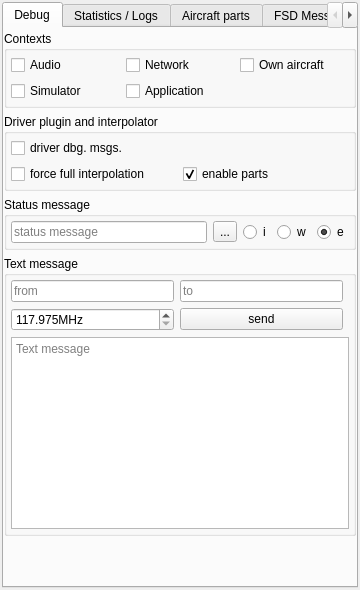
Qt form src/blackgui/components/internalscomponent.ui (swift-project/pilotclient) before a commit.
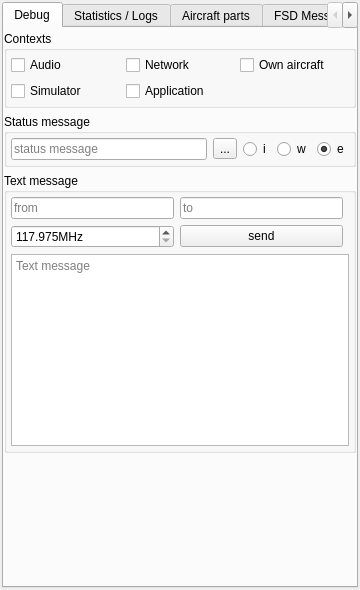
The same form after that commit. The open tabs and pages were chosen to show the change. Icons and pictures are not drawn. Custom widgets are drawn as their Qt base class.

Commit message:
Ref T259, Ref T243 split mapping info area, new interpolation info area
* new interpolation info area
* added interpolation and parts history to that area
* adjusted keypad and main swift GUI

```diff
--- a/src/blackgui/components/internalscomponent.ui
+++ b/src/blackgui/components/internalscomponent.ui
@@ -104,51 +104,6 @@
          </layout>
         </widget>
        </item>
-       <item>
-        <widget class="QGroupBox" name="gb_DebugDriverAndInterpolator">
-         <property name="title">
-          <string>Driver plugin and interpolator</string>
-         </property>
-         <layout class="QGridLayout" name="gl_DriverAndInterpolator">
-          <property name="leftMargin">
-           <number>4</number>
-          </property>
-          <property name="topMargin">
-           <number>4</number>
-          </property>
-          <property name="rightMargin">
-           <number>4</number>
-          </property>
-          <property name="bottomMargin">
-           <number>4</number>
-          </property>
-          <item row="0" column="0">
-           <widget class="QCheckBox" name="cb_DebugDriver">
-            <property name="text">
-             <string>driver dbg. msgs.</string>
-            </property>
-           </widget>
-          </item>
-          <item row="1" column="0">
-           <widget class="QCheckBox" name="cb_ForceFullInterpolation">
-            <property name="text">
-             <string>force full interpolation</string>
-            </property>
-           </widget>
-          </item>
-          <item row="1" column="1">
-           <widget class="QCheckBox" name="cb_EnableParts">
-            <property name="text">
-             <string>enable parts</string>
-            </property>
-            <property name="checked">
-             <bool>true</bool>
-            </property>
-           </widget>
-          </item>
-         </layout>
-        </widget>
-       </item>
        <item>
         <widget class="QGroupBox" name="gb_StatusMessage">
          <property name="title">
```
Left out of the diff: 2 changed lines with no effect on the pictures. The commit also changes 14 other files.
